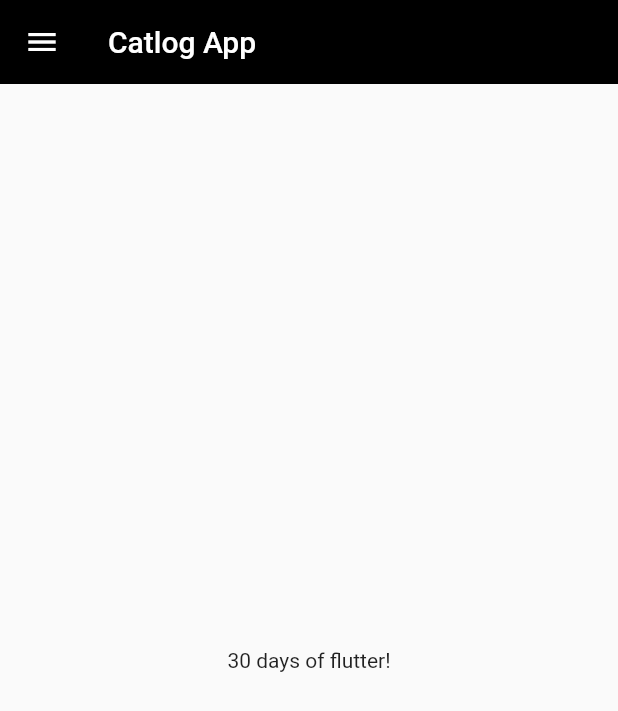
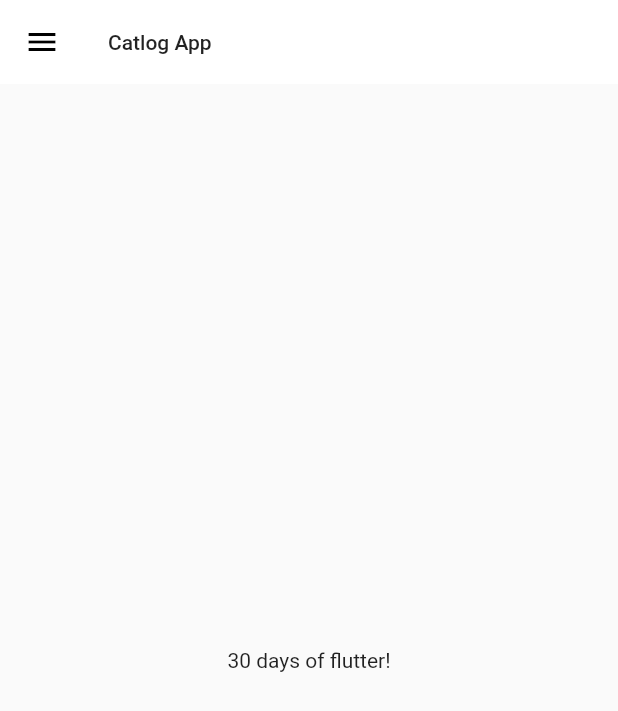
Before and after one commit to girijaarani9/30DaysOfFlutter, a Flutter app: the screen it shows after launch, on a phone screen of 412 x 824 dp. Shown: the top 711 px of the screen. Run offline on Flutter 3.47's test engine with Material 2 defaults, Android fonts, the phone set to English and light mode, and no system bars.

Commit message:
Day-11 updated

```diff
--- a/lib/widgets/themes.dart
+++ b/lib/widgets/themes.dart
@@ -3,10 +3,11 @@ import 'package:flutter/material.dart';
 class MyTheme {
   static ThemeData lightTheme(BuildContext context) => ThemeData(
       primarySwatch: Colors.deepPurple,
-      iconTheme: IconThemeData(color: Colors.black),
-      appBarTheme: AppBarTheme(color: Colors.black, elevation: 0.0),
-      textTheme: Theme.of(context).textTheme);
-
+      appBarTheme: AppBarTheme(
+          color: Colors.white,
+          elevation: 0.0,
+          iconTheme: IconThemeData(color: Colors.black),
+          titleTextStyle: Theme.of(context).textTheme.bodyText1));
   static ThemeData DarkTheme(BuildContext context) =>
       ThemeData(brightness: Brightness.dark);
 }
```
